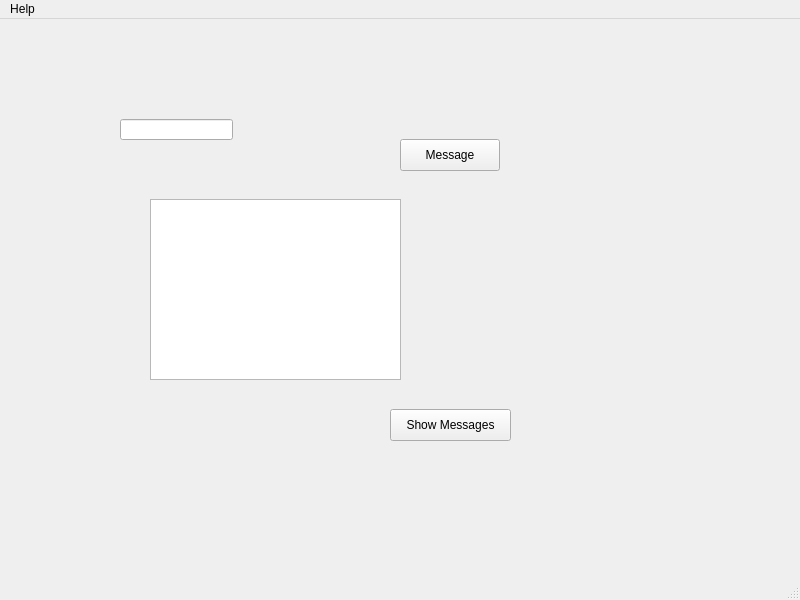
Qt form assets/ui/playground_main_window.ui (joaonc/qt_playground) before a commit.
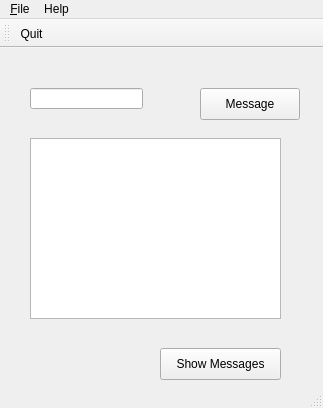
The same form after that commit. Icons and pictures are not drawn.

```diff
--- a/assets/ui/playground_main_window.ui
+++ b/assets/ui/playground_main_window.ui
@@ -6,8 +6,8 @@
    <rect>
     <x>0</x>
     <y>0</y>
-    <width>800</width>
-    <height>600</height>
+    <width>323</width>
+    <height>408</height>
    </rect>
   </property>
   <property name="windowTitle">
@@ -17,8 +17,8 @@
    <widget class="QLineEdit" name="input_line_edit">
     <property name="geometry">
      <rect>
-      <x>120</x>
-      <y>100</y>
+      <x>30</x>
+      <y>40</y>
       <width>113</width>
       <height>21</height>
      </rect>
@@ -33,8 +33,8 @@
    <widget class="QPushButton" name="message_button">
     <property name="geometry">
      <rect>
-      <x>400</x>
-      <y>120</y>
+      <x>200</x>
+      <y>40</y>
       <width>100</width>
       <height>32</height>
      </rect>
@@ -46,8 +46,8 @@
    <widget class="QPlainTextEdit" name="output_plain_text_edit">
     <property name="geometry">
      <rect>
-      <x>150</x>
-      <y>180</y>
+      <x>30</x>
+      <y>90</y>
       <width>251</width>
       <height>181</height>
      </rect>
@@ -56,8 +56,8 @@
    <widget class="QPushButton" name="show_messages_button">
     <property name="geometry">
      <rect>
-      <x>390</x>
-      <y>390</y>
+      <x>160</x>
+      <y>300</y>
       <width>121</width>
       <height>32</height>
      </rect>
@@ -78,7 +78,7 @@
     <rect>
      <x>0</x>
      <y>0</y>
-     <width>800</width>
+     <width>323</width>
      <height>33</height>
     </rect>
    </property>
@@ -88,14 +88,45 @@
     </property>
     <addaction name="action_about"/>
    </widget>
+   <widget class="QMenu" name="menu_file">
+    <property name="title">
+     <string>&amp;File</string>
+    </property>
+    <addaction name="action_quit"/>
+   </widget>
+   <addaction name="menu_file"/>
    <addaction name="menu_help"/>
   </widget>
   <widget class="QStatusBar" name="status_bar"/>
+  <widget class="QToolBar" name="tool_bar">
+   <property name="windowTitle">
+    <string>toolBar</string>
+   </property>
+   <attribute name="toolBarArea">
+    <enum>TopToolBarArea</enum>
+   </attribute>
+   <attribute name="toolBarBreak">
+    <bool>false</bool>
+   </attribute>
+   <addaction name="action_quit"/>
+  </widget>
   <action name="action_about">
    <property name="text">
     <string>About</string>
    </property>
   </action>
+  <action name="action_quit">
+   <property name="icon">
+    <iconset resource="../resources.qrc">
+     <normaloff>:/images/cancel-close-cross-delete_icon_114048_512.png</normaloff>:/images/cancel-close-cross-delete_icon_114048_512.png</iconset>
+   </property>
+   <property name="text">
+    <string>&amp;Quit</string>
+   </property>
+   <property name="shortcut">
+    <string>Ctrl+Q</string>
+   </property>
+  </action>
  </widget>
  <resources>
   <include location="../resources.qrc"/>
```
Left out of the diff: 4 changed lines with no effect on the pictures.
